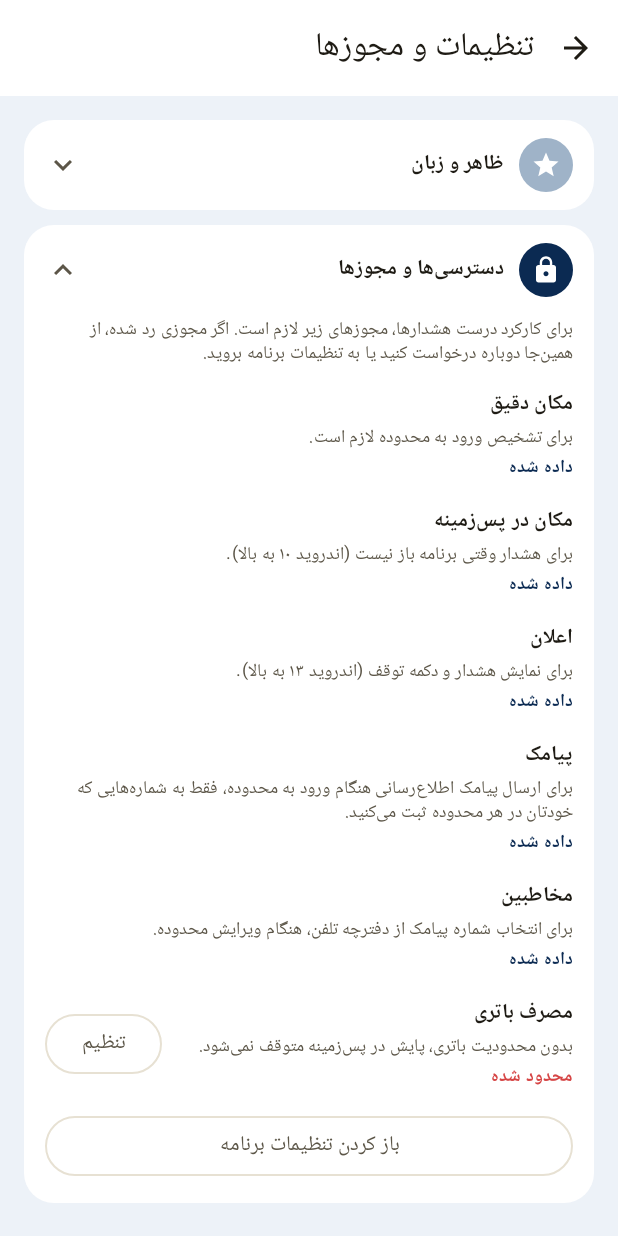
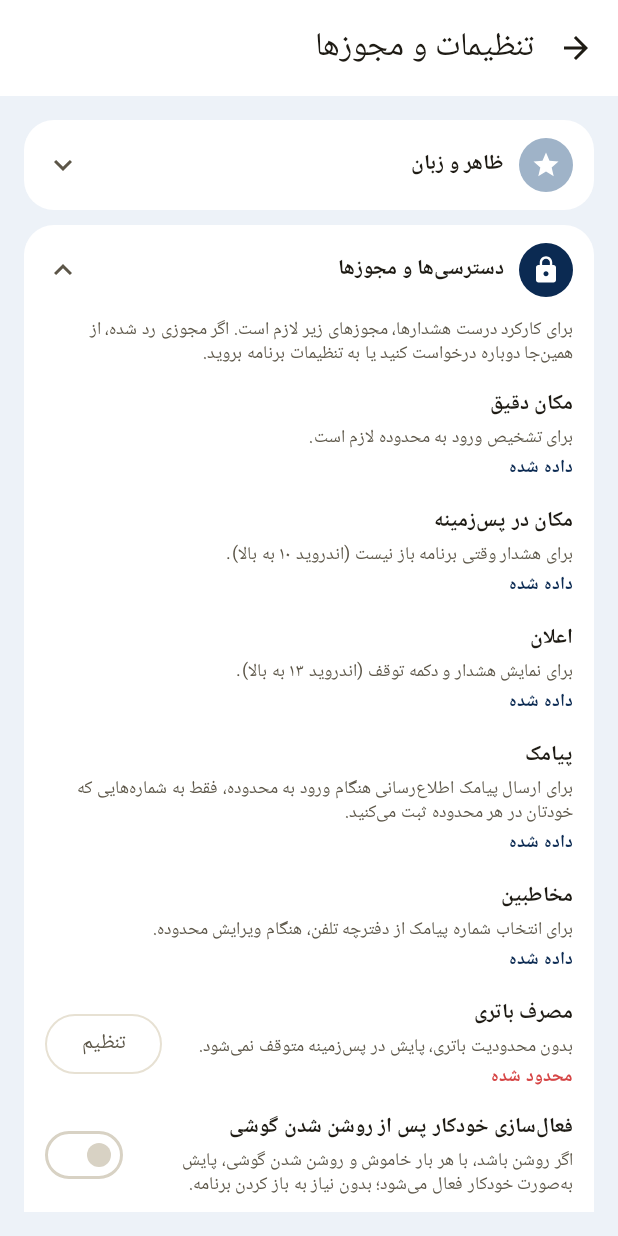
Before and after one commit to sedmoclem2-ui/geofence-alert-android, an Android app built with Jetpack Compose: the SettingsScreen screen opened through its navigation route, after a tap on "دسترسی‌ها و مجوزها", on a phone screen of 412 x 824 dp. Run offline under Robolectric (Android 15) with nearby library versions, the phone set to English and light mode, and no system bars; our stand-ins replace Room's generated code; 3 statements that could not run were skipped; 1 other tap on this screen came first.

Commit message:
v3.9.8: monitor service holds partial wake lock while monitoring (lock-screen detection); new auto-enable-on-boot setting (default off)

```diff
--- a/app/src/main/java/ir/khanoomi/geofencealert/ui/I18n.kt
+++ b/app/src/main/java/ir/khanoomi/geofencealert/ui/I18n.kt
@@ -642,6 +642,8 @@ data class UiStrings(
     val createZone: String get() = ext.createZone
     val batteryWarning: String get() = ext.batteryWarning
     val batteryWarningAction: String get() = ext.batteryWarningAction
+    val autoEnableOnBoot: String get() = ext.autoEnableOnBoot
+    val autoEnableOnBootDesc: String get() = ext.autoEnableOnBootDesc
     val backupRestored: String get() = ext.backupRestored
     val sectionPermissions: String get() = ext.sectionPermissions
     val sectionAlerts: String get() = ext.sectionAlerts
@@ -1140,7 +1142,9 @@ data class UiStringsExt(
     val importFailed: String,
     val monthlyReport: String,
     val reportDone: String,
-    val reportFailed: String
+    val reportFailed: String,
+    val autoEnableOnBoot: String,
+    val autoEnableOnBootDesc: String
 ) {
     companion object {
         val FA = UiStringsExt(
@@ -1389,7 +1393,9 @@ data class UiStringsExt(
             importFailed = "افزودن محدوده انجام نشد.",
             monthlyReport = "گزارش ماهانه",
             reportDone = "گزارش ماهانه ساخته شد.",
-            reportFailed = "ساخت گزارش ماهانه انجام نشد."
+            reportFailed = "ساخت گزارش ماهانه انجام نشد.",
+            autoEnableOnBoot = "فعال‌سازی خودکار پس از روشن شدن گوشی",
+            autoEnableOnBootDesc = "اگر روشن باشد، با هر بار خاموش و روشن شدن گوشی، پایش به‌صورت خودکار فعال می‌شود؛ بدون نیاز به باز کردن برنامه."
         )
 
         val EN = UiStringsExt(
@@ -1638,7 +1644,9 @@ data class UiStringsExt(
             importFailed = "Adding the zone failed.",
             monthlyReport = "Monthly report",
             reportDone = "Monthly report created.",
-            reportFailed = "Creating the monthly report failed."
+            reportFailed = "Creating the monthly report failed.",
+            autoEnableOnBoot = "Auto-enable monitoring on boot",
+            autoEnableOnBootDesc = "When on, monitoring turns itself on every time the phone is powered off and back on; no need to open the app."
         )
 
         val AR = UiStringsExt(
@@ -1887,7 +1895,9 @@ data class UiStringsExt(
             importFailed = "فشلت إضافة المنطقة.",
             monthlyReport = "التقرير الشهري",
             reportDone = "تم إنشاء التقرير الشهري.",
-            reportFailed = "فشل إنشاء التقرير الشهري."
+            reportFailed = "فشل إنشاء التقرير الشهري.",
+            autoEnableOnBoot = "التفعيل التلقائي بعد تشغيل الهاتف",
+            autoEnableOnBootDesc = "عند التفعيل، تُفعَّل المراقبة تلقائيًا في كل مرة يُطفأ فيها الهاتف ويُعاد تشغيله؛ دون الحاجة إلى فتح التطبيق."
         )
     }
 }
--- a/app/src/main/java/ir/khanoomi/geofencealert/ui/SettingsScreen.kt
+++ b/app/src/main/java/ir/khanoomi/geofencealert/ui/SettingsScreen.kt
@@ -139,6 +139,8 @@ fun SettingsScreen(navController: NavController) {
     val smsAskedVal by app.prefs.smsAsked.collectAsStateWithLifecycle(initialValue = false)
     val wakeScreenVal by app.prefs.wakeScreenOnAlert
         .collectAsStateWithLifecycle(initialValue = true)
+    val autoEnableOnBootVal by app.prefs.autoEnableOnBoot
+        .collectAsStateWithLifecycle(initialValue = false)
     val flashlightModeVal by app.prefs.flashlightMode
         .collectAsStateWithLifecycle(initialValue = PrefsRepository.FLASHLIGHT_OFF)
     var showCustomTheme by remember { mutableStateOf(false) }
@@ -408,6 +410,12 @@ fun SettingsScreen(navController: NavController) {
                                 } catch (_: Exception) {
                                 }
                             }
+                        }
+                    )
+                    AutoEnableOnBootRow(
+                        enabled = autoEnableOnBootVal,
+                        onEnabledChange = {
+                            scope.launch { app.prefs.setAutoEnableOnBoot(it) }
                         }
                     )
                     OutlinedButton(
@@ -707,6 +715,38 @@ private fun WakeScreenRow(
             )
             Text(
                 strings.wakeScreenSub,
+                style = MaterialTheme.typography.bodySmall,
+                color = MaterialTheme.colorScheme.onSurfaceVariant
+            )
+        }
+        Switch(checked = enabled, onCheckedChange = onEnabledChange)
+    }
+}
+
+/**
+ * سطر فعال‌سازی خودکار پایش پس از روشن شدن گوشی (نسخه ۳٫۹٫۸): با روشن
+ * بودن، با هر بار خاموش و روشن شدن گوشی پایش خودبه‌خود فعال می‌شود؛
+ * بدون نیاز به باز کردن برنامه.
+ */
+@Composable
+private fun AutoEnableOnBootRow(
+    enabled: Boolean,
+    onEnabledChange: (Boolean) -> Unit
+) {
+    val strings = LocalStrings.current
+    Row(
+        modifier = Modifier.fillMaxWidth(),
+        verticalAlignment = Alignment.CenterVertically,
+        horizontalArrangement = Arrangement.SpaceBetween
+    ) {
+        Column(modifier = Modifier.weight(1f)) {
+            Text(
+                strings.autoEnableOnBoot,
+                style = MaterialTheme.typography.bodyMedium,
+                fontWeight = FontWeight.Bold
+            )
+            Text(
+                strings.autoEnableOnBootDesc,
                 style = MaterialTheme.typography.bodySmall,
                 color = MaterialTheme.colorScheme.onSurfaceVariant
             )
```
Also changed, not shown: app/src/main/java/ir/khanoomi/geofencealert/data/PrefsRepository.kt (+11 -0 lines), app/src/main/java/ir/khanoomi/geofencealert/receiver/BootReceiver.kt (+25 -0 lines), app/src/main/java/ir/khanoomi/geofencealert/service/ProximityMonitorService.kt (+48 -0 lines), 1 other file.
